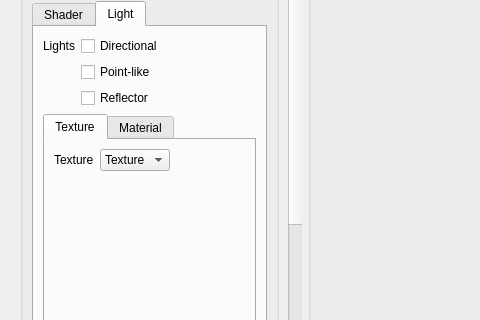
Old version of the form GUI/SideWidget.ui in the repository PortikAbel/Grafika; both pictures show x 0 to 480 and y 356 to 676 of the 610 by 803 pixel window.
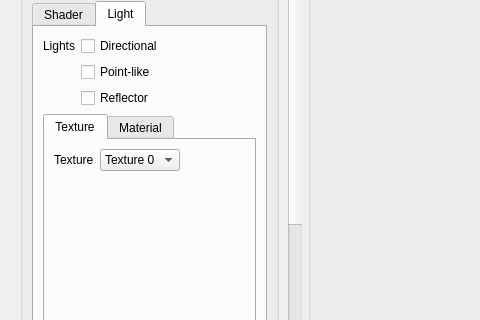
New version of the form.

Commit message: continue done in 8 directions

What changed in the file:
```diff
--- a/GUI/SideWidget.ui
+++ b/GUI/SideWidget.ui
@@ -1064,7 +1064,7 @@
         <x>0</x>
         <y>0</y>
         <width>279</width>
-        <height>931</height>
+        <height>935</height>
        </rect>
       </property>
       <attribute name="label">
@@ -1390,7 +1390,7 @@
                    <widget class="QComboBox" name="textureComboBox">
                     <property name="maximumSize">
                      <size>
-                      <width>70</width>
+                      <width>80</width>
                       <height>16777215</height>
                      </size>
                     </property>
```
Left out of the diff: 26 changed lines with no effect on the pictures. The commit also changes 1 other file.
